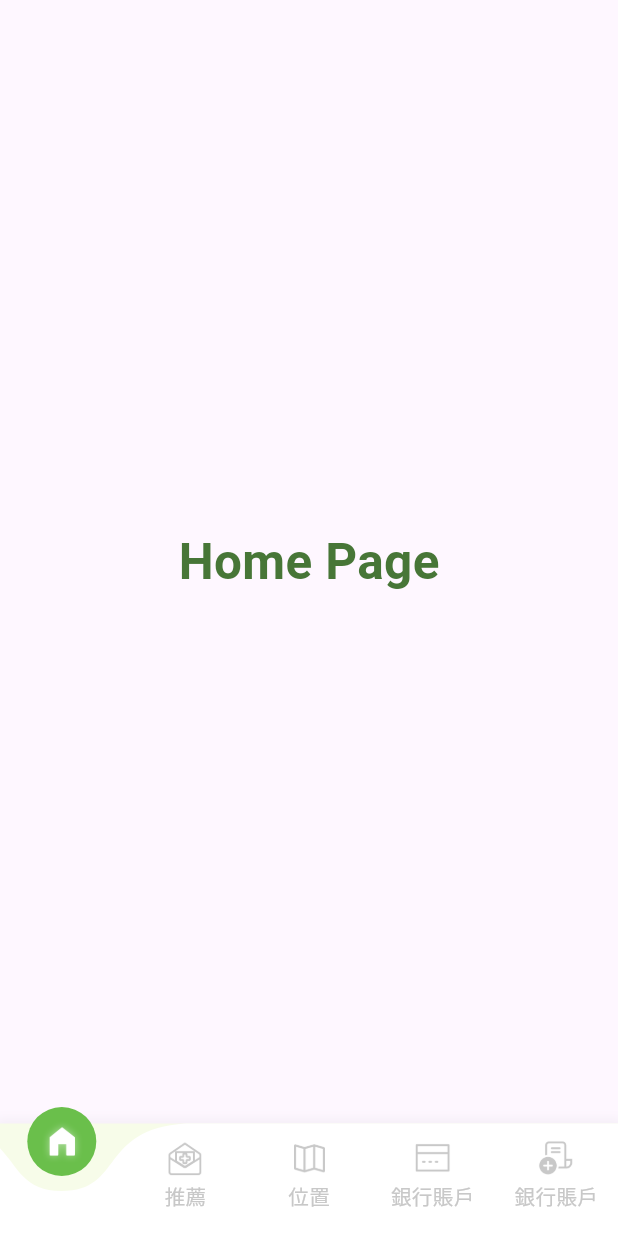
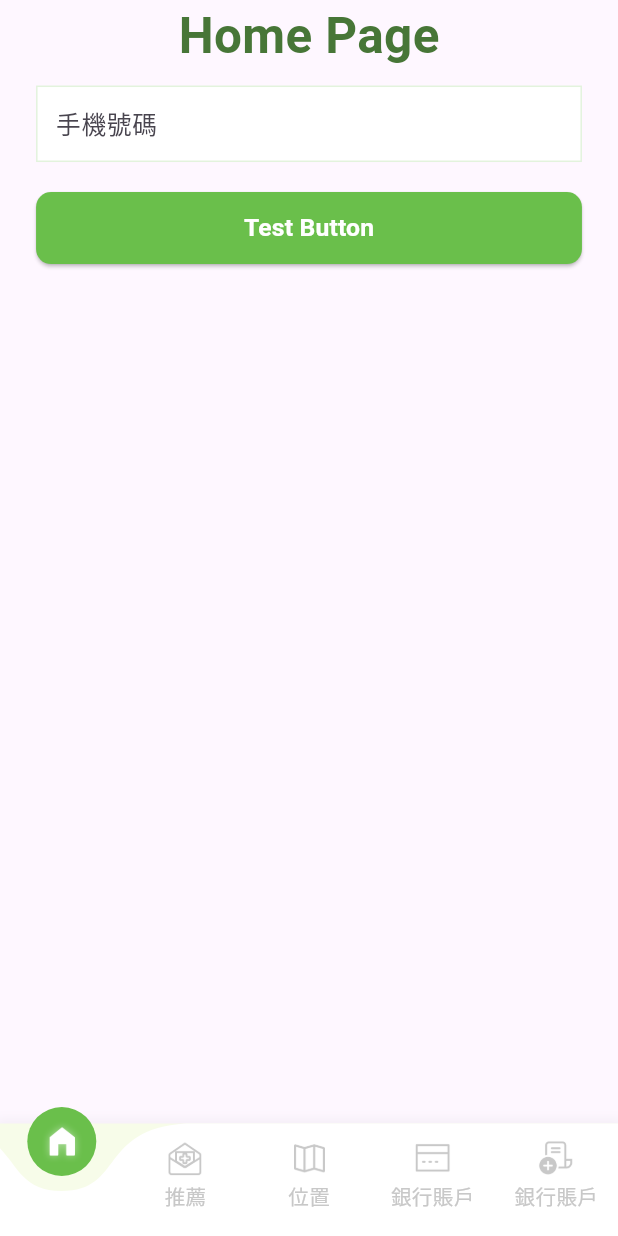
Before and after one commit to hymith/base_getx_flutter, a Flutter app: the screen it shows after launch, on a phone screen of 412 x 824 dp. Run offline on Flutter 3.47's test engine with Material 3 defaults, Android fonts, the phone set to English and light mode, and no system bars; our stand-ins replace get, shared_preferences, sizer.

Commit message:
refactor code

```diff
--- a/lib/constants/app_dimens.dart
+++ b/lib/constants/app_dimens.dart
@@ -5,16 +5,11 @@ class AppDimens {
   static double screenHeight = Get.context!.height;
   static double screenWidth = Get.context!.width;
 
-  static double TEXT_SIZE_BUTTON = 14.sp;
-  static double TEXT_SIZE = 14.sp;
-  static double TEXT_SIZE_18 = 15.sp;
-  static double TEXT_SIZE_20 = 16.sp;
-  static double TEXT_SIZE_TITLE_30 = 24.sp;
   static double TEXT_LABLE_INPUT_SIZE = 10.sp;
-  static double TEXT_LABLE_12 = 12.sp;
-  static double TEXT_LABLE_13 = 13.sp;
-  static double ICON_SIZE = 35.sp;
-  static double ICON_SIZE_BACK = 20.sp;
+  static double TEXT_SIZE_12 = 12.sp;
+  static double TEXT_SIZE_14 = 14.sp;
+  static double TEXT_SIZE_16 = 16.sp;
+  static double TEXT_SIZE_24 = 24.sp;
   static double H_2 = 2.h;
   static double H_3 = 3.h;
   static double H_5 = 5.h;
@@ -22,24 +17,21 @@ class AppDimens {
   static double H_7 = 7.h;
   static double H_8 = 8.h;
   static double H_10 = 10.h;
+  static double W_5 = 5.w;
   static double W_40 = 40.w;
   static double W_70 = 70.w;
   static double W_75 = 75.w;
   static double W_80 = 80.w;
   static double W_90 = 90.w;
+  static double W_100 = 100.w;
 
 //  dynamic image size
   static double size45 = screenWidth / 9.14;
 
 //  dynamic alignment
-  static double align70p = screenHeight / 1.43;
-  static double align60p = screenHeight / 1.67;
-  static double align35 = screenHeight / 23.5;
-  static double align8 = screenHeight / 102.85;
-  static double alignH15 = screenWidth / 27.42;
-  static double alignH35 = screenWidth / 11.75;
-  static double alignH50 = screenWidth / 8.228;
-  static double align6 = screenHeight/137.14;
+  static double align10 = screenWidth/41.14;
+  static double align12 = screenWidth/34.28;
+  static double align24 = screenWidth/17.14;
 
 //  dynamic font size
   static double font15 = screenHeight / 54.86;
--- a/lib/constants/app_string.dart
+++ b/lib/constants/app_string.dart
@@ -1,5 +1,4 @@
 class AppString {
-
   //Home page
   static const AUTHENTICATION_FAILED = "Authentication failed.";
   static const TURN_OFF_BEIOMETRICS_LOGIN_INFO = "您已關閉生物識別功能，請先使用 OTP 登錄以開啟!";
@@ -11,7 +10,8 @@ class AppString {
   static const TEXT_SENT_CODE_TO = "我們已把登錄驗證碼發送到";
   static const TEXT_CODE_HAS_BEEN_SENT = "驗證碼短信已發送";
   static const TEXT_OK = "好的";
-  static const TEXT_CAUSION_LOGIN_BY_BIOMETRICS = "首次登錄，請先用你的手機號碼來登錄，然後再激活面容 ID。";
+  static const TEXT_CAUSION_LOGIN_BY_BIOMETRICS =
+      "首次登錄，請先用你的手機號碼來登錄，然後再激活面容 ID。";
   static const TEXT_FACE_ID_NOT_BEEN_ACTIVE = "面容 ID 尚未激活";
 
 //  OTP page
@@ -49,7 +49,8 @@ class AppString {
 
 //  Home Setting Page
   static const KEEP_SECRET = "保密";
-  static const NOT_SUPPORT_FINGER_PRINT = "The device is not support Finger Print!";
+  static const NOT_SUPPORT_FINGER_PRINT =
+      "The device is not support Finger Print!";
 
 //  Notification Home Page
   static const NOTIFY = "通知";
@@ -79,7 +80,8 @@ class AppString {
   static const ALLOW_ACCESS_CONTACT = "允許訪問通訊錄";
   static const WE_NEED_REQUEST_PERMISSION = "我們需要您的許可才能訪問您的\n通訊錄";
   static const ALLOW_ACCESS = "允許訪問";
-  static const TEXT_PERMISSION_DENIED = "You has denied permission contact, You must go to setting in your phone to accept this permission!";
+  static const TEXT_PERMISSION_DENIED =
+      "You has denied permission contact, You must go to setting in your phone to accept this permission!";
   static const NOT_ALLOWED = "不允許";
 
 //  Referral Page
@@ -106,4 +108,6 @@ class AppString {
   static const REGISTER_TITLE = "登记";
   static const GENDER = "性别";
 
+//   Example Text
+  static const PHONE_NUMBER_EX = "Phone number";
 }
--- a/lib/controllers/auth_controller.dart
+++ b/lib/controllers/auth_controller.dart
@@ -9,7 +9,6 @@ class AuthController extends GetxController implements GetxService {
 
   bool _isLoading = false;
   bool get isLoading => _isLoading;
-  String token = "";
 
   void saveUserToken(String token) {
     authRepo.saveUserToken(token);
@@ -17,7 +16,6 @@ class AuthController extends GetxController implements GetxService {
 
   Future<String> getUserToken() async {
     final userToken = await authRepo.getUserToken();
-    token = userToken;
     return userToken;
   }
 }
--- a/lib/ui/views/bank/bank_page.dart
+++ b/lib/ui/views/bank/bank_page.dart
@@ -13,7 +13,7 @@ class BankPage extends StatelessWidget {
       alignment: Alignment.center,
       child: TextWidget(
         text: "Bank Page",
-        fontSize: AppDimens.TEXT_SIZE_TITLE_30,
+        fontSize: AppDimens.TEXT_SIZE_24,
         color: AppColors.main_color,
       ),
     );
--- a/lib/ui/views/home/home_page.dart
+++ b/lib/ui/views/home/home_page.dart
@@ -1,7 +1,11 @@
+import 'package:base_getx_flutter/ui/widgets/button_widget.dart';
+import 'package:base_getx_flutter/ui/widgets/text_input_widget.dart';
 import 'package:flutter/cupertino.dart';
+import 'package:sizer/sizer.dart';
 
 import '../../../constants/app_colors.dart';
 import '../../../constants/app_dimens.dart';
+import '../../../constants/app_string.dart';
 import '../../widgets/text_widget.dart';
 
 class HomePage extends StatelessWidget {
@@ -9,13 +13,21 @@ class HomePage extends StatelessWidget {
 
   @override
   Widget build(BuildContext context) {
-    return Container(
-      alignment: Alignment.center,
-      child: TextWidget(
-        text: "Home Page",
-        fontSize: AppDimens.TEXT_SIZE_TITLE_30,
-        color: AppColors.main_color,
-      ),
+    return Column(
+      children: [
+        Container(
+          alignment: Alignment.center,
+          child: TextWidget(
+            text: "Home Page",
+            fontSize: AppDimens.TEXT_SIZE_24,
+            color: AppColors.main_color,
+          ),
+        ),
+        TextInputWidget(numberController: null, hint: AppString.PHONE_NUMBER,),
+        ButtonWidget(text: "Test Button", onPress: (){
+          print(100.w);
+        })
+      ],
     );
   }
 }
--- a/lib/ui/views/notification/notification_page.dart
+++ b/lib/ui/views/notification/notification_page.dart
@@ -13,7 +13,7 @@ class NotificationPage extends StatelessWidget {
       alignment: Alignment.center,
       child: TextWidget(
         text: "Notification Page",
-        fontSize: AppDimens.TEXT_SIZE_TITLE_30,
+        fontSize: AppDimens.TEXT_SIZE_24,
         color: AppColors.main_color,
       ),
     );
--- a/lib/ui/views/places/map_page.dart
+++ b/lib/ui/views/places/map_page.dart
@@ -13,7 +13,7 @@ class MapPage extends StatelessWidget {
       alignment: Alignment.center,
       child: TextWidget(
         text: "Map Page",
-        fontSize: AppDimens.TEXT_SIZE_TITLE_30,
+        fontSize: AppDimens.TEXT_SIZE_24,
         color: AppColors.main_color,
       ),
     );
--- a/lib/ui/views/upload/upload_page.dart
+++ b/lib/ui/views/upload/upload_page.dart
@@ -14,7 +14,7 @@ class UploadPage extends StatelessWidget {
       margin: EdgeInsets.only(top: AppDimens.H_5),
       child: TextWidget(
         text: "上傳收據",
-        fontSize: AppDimens.TEXT_SIZE_TITLE_30,
+        fontSize: AppDimens.TEXT_SIZE_24,
         color: AppColors.main_color,
       ),
     );
--- a/lib/ui/widgets/button_widget.dart
+++ b/lib/ui/widgets/button_widget.dart
@@ -1,34 +1,53 @@
 import 'package:base_getx_flutter/ui/widgets/text_widget.dart';
-import 'package:flutter/cupertino.dart';
 import 'package:flutter/material.dart';
-import 'package:sizer/sizer.dart';
 
 import '../../constants/app_colors.dart';
 import '../../constants/app_dimens.dart';
 
-
-
 class ButtonWidget extends StatelessWidget {
   Function() onPress;
   String text;
-  ButtonWidget({super.key, required this.text, required this.onPress});
+  double? marginTop,
+      marginLeft,
+      marginRight,
+      marginBottom;
+
+  ButtonWidget(
+      {super.key,
+      required this.text,
+      required this.onPress,
+      this.marginLeft,
+      this.marginRight,
+      this.marginBottom,
+      this.marginTop});
 
   @override
   Widget build(BuildContext context) {
     return Container(
-      width: 80.w,
-      height: 40.sp,
+      width: AppDimens.W_100,
+      margin: EdgeInsets.only(
+          left: marginLeft ?? AppDimens.align24,
+          top: marginTop ?? AppDimens.align10,
+          right: marginRight ?? AppDimens.align24,
+          bottom: marginBottom ?? AppDimens.align10),
       child: ElevatedButton(
-        onPressed:onPress,
-        style: ButtonStyle(
-            backgroundColor:
-            MaterialStateProperty.all(AppColors.button_color),
+          onPressed: onPress,
+          style: ButtonStyle(
+            backgroundColor: MaterialStateProperty.all(AppColors.button_color),
             shape: MaterialStateProperty.all<RoundedRectangleBorder>(
                 RoundedRectangleBorder(
-                  borderRadius: BorderRadius.circular(10.0),
-                ))),
-        child: TextWidget(text: text, fontSize: AppDimens.TEXT_SIZE_20, color: Colors.white,)
-      ),
+              borderRadius: BorderRadius.circular(10.0),
+            )),
+            padding: MaterialStateProperty.all(
+              EdgeInsets.symmetric(
+                  vertical: AppDimens.align12, horizontal: 0),
+            ),
+          ),
+          child: TextWidget(
+            text: text,
+            fontSize: AppDimens.TEXT_SIZE_12,
+            color: AppColors.white,
+          )),
     );
   }
 }
--- a/lib/ui/widgets/text_input_widget.dart
+++ b/lib/ui/widgets/text_input_widget.dart
@@ -1,27 +1,37 @@
+import 'package:base_getx_flutter/constants/app_dimens.dart';
 import 'package:flutter/material.dart';
 import 'package:get/get.dart';
-import 'package:sizer/sizer.dart';
 
 import '../../constants/app_colors.dart';
 import '../../controllers/home_page_controller.dart';
 
 class TextInputWidget extends StatelessWidget {
-  TextEditingController numberController;
+  TextEditingController? numberController;
   final HomePageController controller = Get.put(HomePageController());
   String hint;
+  final double? marginTop, marginLeft, marginRight, marginBottom;
 
-  TextInputWidget({Key? key, required this.numberController, this.hint = ""})
-      : super(key: key);
+  TextInputWidget(
+      {super.key,
+      this.numberController,
+      this.hint = "",
+      this.marginTop,
+      this.marginRight,
+      this.marginLeft,
+      this.marginBottom});
 
   @override
   Widget build(BuildContext context) {
     return Container(
-      width: 80.w,
-      height: 40.sp,
+      width: AppDimens.W_100,
       decoration: BoxDecoration(
           border: Border.all(width: 1, color: AppColors.border_color),
-          color: Colors.white),
-      margin: const EdgeInsets.only(top: 10.0, bottom: 10.0, right: 3.0),
+          color: AppColors.white),
+      margin: EdgeInsets.only(
+          left: marginLeft ?? AppDimens.align24,
+          top: marginTop ?? AppDimens.align10,
+          right: marginRight ?? AppDimens.align24,
+          bottom: marginBottom ?? AppDimens.align10),
       child: TextFormField(
         onChanged: (value) {
           // controller.isEnabledTextInput.value = value.isNotEmpty;
@@ -31,12 +41,12 @@ class TextInputWidget extends StatelessWidget {
         validator: (String? value) {},
         keyboardType: TextInputType.text,
         decoration: InputDecoration(
-          border: InputBorder.none,
+            border: InputBorder.none,
             contentPadding: const EdgeInsets.all(12.0),
-            fillColor: Colors.white,
-            hintText: '手機號碼',
-            hintStyle: TextStyle(fontSize: 14.sp)),
-        style: TextStyle(fontSize: 14.sp),
+            fillColor: AppColors.white,
+            hintText: hint,
+            hintStyle: TextStyle(fontSize: AppDimens.TEXT_SIZE_12)),
+        style: TextStyle(fontSize: AppDimens.TEXT_SIZE_12),
       ),
     );
   }
--- a/lib/ui/widgets/text_widget.dart
+++ b/lib/ui/widgets/text_widget.dart
@@ -1,6 +1,4 @@
-import 'package:flutter/cupertino.dart';
 import 'package:flutter/material.dart';
-import 'package:sizer/sizer.dart';
 
 class TextWidget extends StatelessWidget {
   String text;
```
Also changed, not shown: lib/ui/widgets/show_custom_snackbar.dart (+7 -5 lines).
